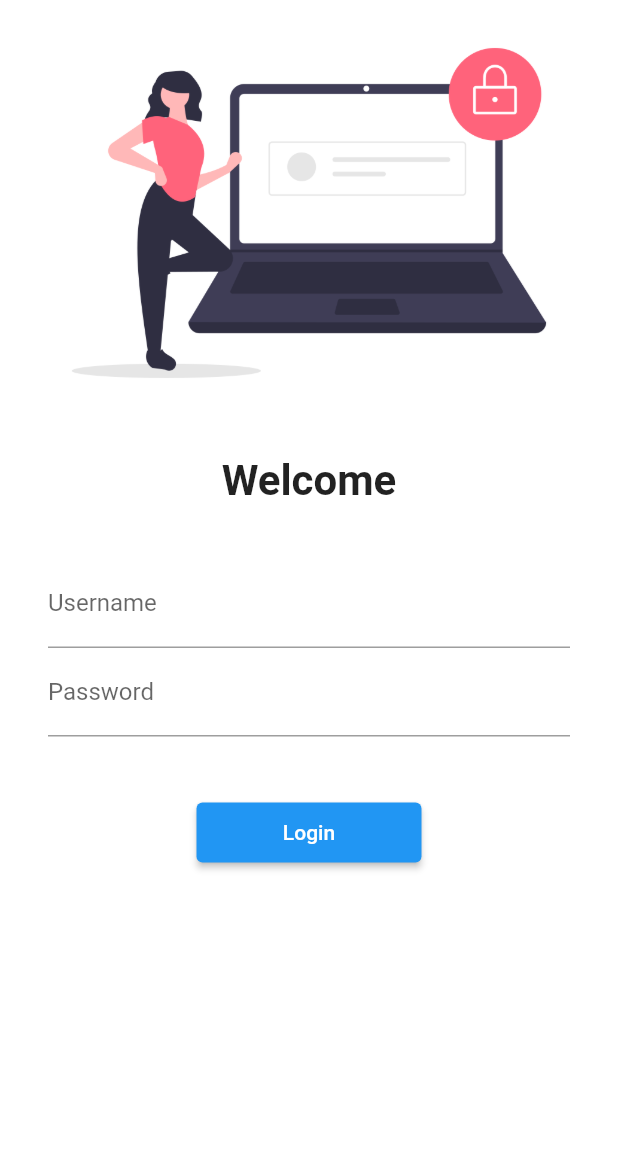
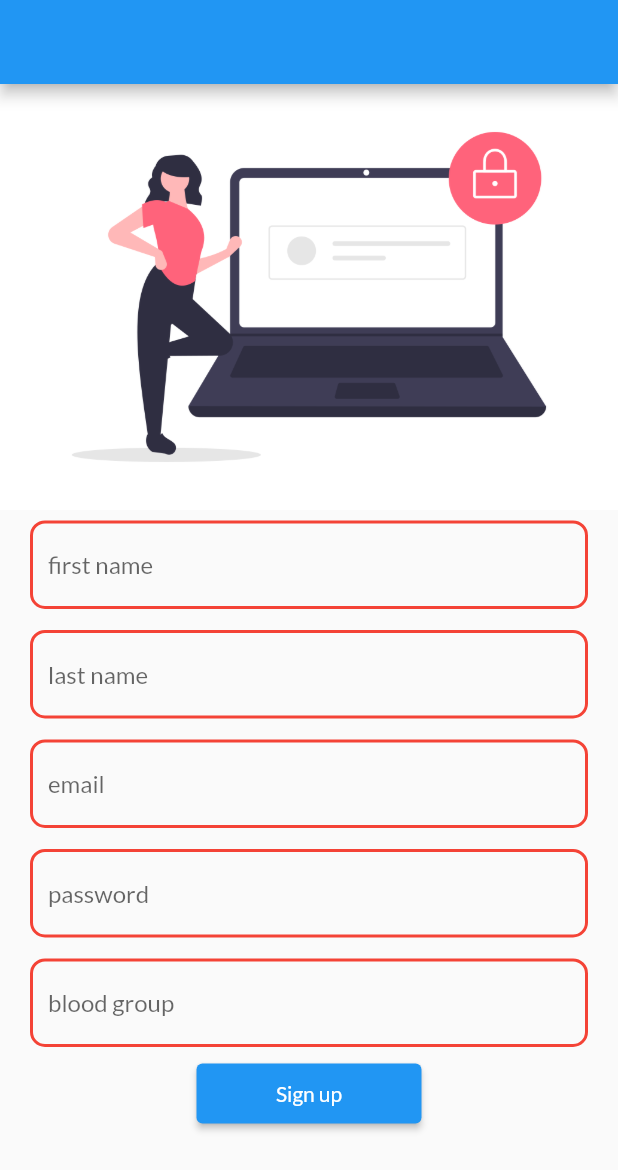
Before and after one commit to pritesh2745/drops_of_hope, a Flutter app: the screen it shows after launch, after a tap on "Sign up", on a phone screen of 412 x 824 dp. Shown: the top 1170 px of the screen. Run offline on Flutter 3.47's test engine with Material 2 defaults, Android fonts, the phone set to English and light mode, and no system bars; our stand-ins replace firebase_auth, firebase_core, flutter_svg, google_fonts, lottie; missing offline and left inert: bottom_bar; accounts and stored records are empty.

Commit message:
registration page

```diff
--- a/lib/main.dart
+++ b/lib/main.dart
@@ -33,7 +33,7 @@
       routes: {
         // "/": (context) => LoginPage(),
         // "/home": (context) => Homepage(),
-        "/registration": (context) => registrationPage(),
+        "/registration": (context) => registration(),
         "/login": (context) =>  LoginPage(),
         "/Splash": (context) => SplashScreen(),
       },
--- a/lib/screen/SplashScreen.dart
+++ b/lib/screen/SplashScreen.dart
@@ -27,7 +27,8 @@
     return Scaffold(
       resizeToAvoidBottomInset: false,
         backgroundColor: Color(0xffffffff),
-        body: Center(
+        body: SingleChildScrollView(
+          child: Center(
             child: Column(
               children: [
                 SizedBox(
@@ -46,6 +47,7 @@
                     height: 300)
               ],
             ),
+          ),
         ));
   }
 }
--- a/lib/screen/registration.dart
+++ b/lib/screen/registration.dart
@@ -55,41 +55,30 @@
 
 import 'package:app1/pages/login_page.dart';
 import 'package:app1/screen/SplashScreen.dart';
+import 'package:firebase_auth/firebase_auth.dart';
 import 'package:flutter/material.dart';
 
-class registrationPage extends StatelessWidget {
-  // const registrationPage({Key? key}) : super(key: key);
+class registration extends StatelessWidget {
+  // const ragistration({Key? key}) : super(key: key);
+  FirebaseAuth auth = FirebaseAuth.instance;
 
-  // This widget is the root of your application.
-  @override
-  Widget build(BuildContext context) {
-    return MaterialApp(
-        debugShowCheckedModeBanner: false,
-        title: 'Flutter Demo',
-        theme: ThemeData(
-          // This is the theme of your application.
-          //
-          // Try running your application with "flutter run". You'll see the
-          // application has a blue toolbar. Then, without quitting the app, try
-          // changing the primarySwatch below to Colors.green and then invoke
-          // "hot reload" (press "r" in the console where you ran "flutter run",
-          // or simply save your changes to "hot reload" in a Flutter IDE).
-          // Notice that the counter didn't reset back to zero; the application
-          // is not restarted.
-          primarySwatch: Colors.blue,
-        ),
-        home: ragistration());
+  void signup(BuildContext context , String username, String password) async {
+    try {
+      await auth.createUserWithEmailAndPassword(
+          email: username, password: password);
+
+      Navigator.of(context).pushNamed("/login");
+    } catch (e) {
+      print(e);
     }
   }
 
-class ragistration extends StatelessWidget {
-  // const ragistration({Key? key}) : super(key: key);
-
+  late String username, password;
   @override
   Widget build(BuildContext context) {
     return Scaffold(
       appBar: AppBar(),
-      body: Container(
+      body: SingleChildScrollView(
         child: Column(
           children: [
             Container(
@@ -123,6 +112,9 @@
             Container(
               margin: EdgeInsets.symmetric(horizontal: 20, vertical: 7),
               child: TextFormField(
+                  onChanged: (value) {
+                    username = value;
+                  },
                   decoration: InputDecoration(
                     hintText: "email",
                     enabledBorder: OutlineInputBorder(
@@ -134,6 +126,9 @@
             Container(
               margin: EdgeInsets.symmetric(horizontal: 20, vertical: 7),
               child: TextFormField(
+                  onChanged: (value) {
+                    password = value;
+                  },
                   decoration: InputDecoration(
                 hintText: "password",
                 enabledBorder: OutlineInputBorder(
@@ -171,10 +166,8 @@
               child: Text("Sign up"),
               style: TextButton.styleFrom(minimumSize: Size(150, 40)),
               onPressed: () {
-                Navigator.push(
-              context,
-              MaterialPageRoute(builder: (context) =>  LoginPage()),
-            );
+                signup(context, username,password);
+                // Navigator.of(context).pushNamed("/login");
                 print("hello folks");
               },
             )),
```
Also changed, not shown: lib/screen/OnBoarding.dart (+24 -23 lines). Lines whose indentation alone changed are shown as unchanged.
